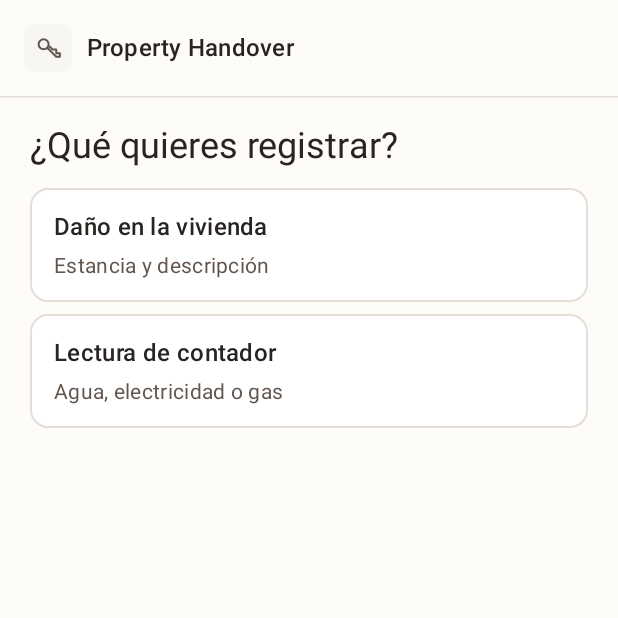
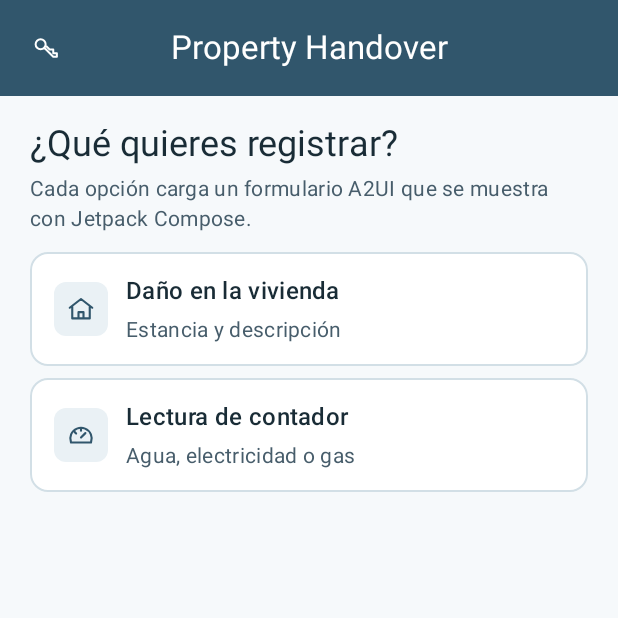
Before and after one commit to DemiterHugo/PropertyHandover, an Android app built with Jetpack Compose: the screen it shows after launch (MainActivity), on a phone screen of 412 x 824 dp, the top half of it. Run offline under Robolectric (Android 15) with nearby library versions, the phone set to English and light mode, and no system bars; our stand-ins replace Dagger/Hilt's generated code; pictures from the network do not load.

Commit message:
feat(ux): establish the app brand and expose A2UI messages

```diff
--- a/app/src/main/java/io/github/demiterhugo/propertyhandover/MainActivity.kt
+++ b/app/src/main/java/io/github/demiterhugo/propertyhandover/MainActivity.kt
@@ -3,10 +3,13 @@ package io.github.demiterhugo.propertyhandover
 import android.content.Intent
 import android.os.Bundle
 import androidx.activity.ComponentActivity
+import androidx.activity.SystemBarStyle
 import androidx.activity.compose.setContent
 import androidx.activity.enableEdgeToEdge
 import androidx.activity.viewModels
 import androidx.compose.runtime.getValue
+import androidx.compose.ui.graphics.Color
+import androidx.compose.ui.graphics.toArgb
 import androidx.lifecycle.compose.collectAsStateWithLifecycle
 import dagger.hilt.android.AndroidEntryPoint
 import io.github.demiterhugo.propertyhandover.ui.HandoverScreen
@@ -19,7 +22,7 @@ class MainActivity : ComponentActivity() {
 
     override fun onCreate(savedInstanceState: Bundle?) {
         super.onCreate(savedInstanceState)
-        enableEdgeToEdge()
+        enableEdgeToEdge(statusBarStyle = SystemBarStyle.dark(Color.Transparent.toArgb()))
         setContent {
             val state by viewModel.state.collectAsStateWithLifecycle()
             PropertyHandoverTheme {
--- a/app/src/main/java/io/github/demiterhugo/propertyhandover/ui/A2uiForm.kt
+++ b/app/src/main/java/io/github/demiterhugo/propertyhandover/ui/A2uiForm.kt
@@ -13,7 +13,6 @@ import androidx.compose.foundation.relocation.bringIntoViewRequester
 import androidx.compose.foundation.selection.selectableGroup
 import androidx.compose.foundation.text.KeyboardOptions
 import androidx.compose.material3.Button
-import androidx.compose.material3.ButtonDefaults
 import androidx.compose.material3.FilterChip
 import androidx.compose.material3.MaterialTheme
 import androidx.compose.material3.OutlinedTextField
@@ -72,8 +71,8 @@ internal fun A2uiForm(
                     text = node.text.removePrefix("## "),
                     modifier = Modifier.semantics { heading() },
                     fontFamily = FormHeadingFont,
-                    fontSize = 33.sp,
-                    lineHeight = 38.sp,
+                    fontSize = 30.sp,
+                    lineHeight = 35.sp,
                 )
             } else Text(node.text)
         }
@@ -104,10 +103,6 @@ internal fun A2uiForm(
         is A2uiNode.Button -> Button(
             onClick = { onEvent(node.event) },
             modifier = Modifier.fillMaxWidth(),
-            colors = ButtonDefaults.buttonColors(
-                containerColor = MaterialTheme.colorScheme.primaryContainer,
-                contentColor = MaterialTheme.colorScheme.onPrimaryContainer,
-            ),
         ) {
             Row(Modifier.fillMaxWidth(), horizontalArrangement = Arrangement.SpaceBetween) {
                 Text(node.child.text, modifier = Modifier.weight(1f))
--- a/app/src/main/java/io/github/demiterhugo/propertyhandover/ui/HandoverScreen.kt
+++ b/app/src/main/java/io/github/demiterhugo/propertyhandover/ui/HandoverScreen.kt
@@ -1,5 +1,6 @@
 package io.github.demiterhugo.propertyhandover.ui
 
+import androidx.annotation.DrawableRes
 import androidx.compose.foundation.BorderStroke
 import androidx.compose.foundation.layout.Arrangement
 import androidx.compose.foundation.layout.Box
@@ -7,6 +8,7 @@ import androidx.compose.foundation.layout.Column
 import androidx.compose.foundation.layout.Row
 import androidx.compose.foundation.layout.fillMaxSize
 import androidx.compose.foundation.layout.fillMaxWidth
+import androidx.compose.foundation.layout.heightIn
 import androidx.compose.foundation.layout.imePadding
 import androidx.compose.foundation.layout.padding
 import androidx.compose.foundation.layout.widthIn
@@ -15,25 +17,33 @@ import androidx.compose.foundation.relocation.bringIntoViewRequester
 import androidx.compose.foundation.rememberScrollState
 import androidx.compose.foundation.selection.selectable
 import androidx.compose.foundation.selection.selectableGroup
+import androidx.compose.foundation.text.selection.SelectionContainer
 import androidx.compose.foundation.verticalScroll
+import androidx.compose.material3.AlertDialog
 import androidx.compose.material3.Card
 import androidx.compose.material3.CardDefaults
+import androidx.compose.material3.CenterAlignedTopAppBar
 import androidx.compose.material3.CircularProgressIndicator
 import androidx.compose.material3.ExperimentalMaterial3Api
-import androidx.compose.material3.HorizontalDivider
 import androidx.compose.material3.Icon
 import androidx.compose.material3.MaterialTheme
 import androidx.compose.material3.OutlinedButton
 import androidx.compose.material3.Scaffold
 import androidx.compose.material3.Surface
 import androidx.compose.material3.Text
-import androidx.compose.material3.TopAppBar
+import androidx.compose.material3.TextButton
+import androidx.compose.material3.TopAppBarDefaults
 import androidx.compose.runtime.Composable
 import androidx.compose.runtime.LaunchedEffect
+import androidx.compose.runtime.getValue
 import androidx.compose.runtime.key
+import androidx.compose.runtime.mutableStateOf
 import androidx.compose.runtime.remember
+import androidx.compose.runtime.saveable.rememberSaveable
+import androidx.compose.runtime.setValue
 import androidx.compose.ui.Alignment
 import androidx.compose.ui.Modifier
+import androidx.compose.ui.graphics.Color
 import androidx.compose.ui.platform.LocalFocusManager
 import androidx.compose.ui.res.painterResource
 import androidx.compose.ui.res.stringResource
@@ -41,10 +51,13 @@ import androidx.compose.ui.semantics.Role
 import androidx.compose.ui.semantics.clearAndSetSemantics
 import androidx.compose.ui.semantics.heading
 import androidx.compose.ui.semantics.semantics
+import androidx.compose.ui.text.font.FontFamily
+import androidx.compose.ui.text.style.TextAlign
 import androidx.compose.ui.unit.dp
 import io.github.demiterhugo.propertyhandover.R
 import io.github.demiterhugo.propertyhandover.data.InputValue
 import io.github.demiterhugo.propertyhandover.domain.EntryType
+import io.github.demiterhugo.propertyhandover.ui.theme.BrandColor
 
 @Composable
 internal fun HandoverScreen(
@@ -86,6 +99,7 @@ internal fun HandoverScreen(
                             },
                         )
                         form.summary?.let { SummaryCard(it) { onShare(it) } }
+                        A2uiMessageAction(form.surface.sourceMessage)
                     }
                 }
             }
@@ -96,42 +110,49 @@ internal fun HandoverScreen(
 @OptIn(ExperimentalMaterial3Api::class)
 @Composable
 private fun HandoverTopBar() {
-    val colors = MaterialTheme.colorScheme
-    Column {
-        TopAppBar(title = {
-            Row(verticalAlignment = Alignment.CenterVertically, horizontalArrangement = Arrangement.spacedBy(10.dp)) {
-                Surface(shape = MaterialTheme.shapes.small, color = colors.surfaceVariant) {
+    CenterAlignedTopAppBar(
+        title = { Text(stringResource(R.string.app_name), textAlign = TextAlign.Center) },
+        navigationIcon = {
             Icon(
                 painter = painterResource(R.drawable.ic_handover_key),
                 contentDescription = null,
-                        modifier = Modifier.padding(6.dp),
-                        tint = colors.onSurfaceVariant,
+                modifier = Modifier.padding(start = 16.dp),
             )
-                }
-                Text(stringResource(R.string.app_name), style = MaterialTheme.typography.titleMedium)
-            }
-        })
-        HorizontalDivider(color = colors.outlineVariant)
-    }
+        },
+        colors = TopAppBarDefaults.topAppBarColors(
+            containerColor = BrandColor,
+            scrolledContainerColor = BrandColor,
+            titleContentColor = Color.White,
+            navigationIconContentColor = Color.White,
+        ),
+    )
 }
 
 @Composable
 private fun EntrySelector(selectedType: EntryType?, onSelect: (EntryType) -> Unit) {
     Column(verticalArrangement = Arrangement.spacedBy(12.dp)) {
+        Column(verticalArrangement = Arrangement.spacedBy(4.dp)) {
             Text(
                 text = stringResource(R.string.entry_prompt),
                 modifier = Modifier.semantics { heading() },
-            style = if (selectedType == null) MaterialTheme.typography.headlineSmall else MaterialTheme.typography.titleSmall,
+                style = if (selectedType == null) MaterialTheme.typography.headlineSmall else MaterialTheme.typography.titleMedium,
             )
+            Text(
+                text = stringResource(R.string.entry_a2ui_hint),
+                style = MaterialTheme.typography.bodyMedium,
+                color = MaterialTheme.colorScheme.onSurfaceVariant,
+            )
+        }
         Column(Modifier.selectableGroup(), verticalArrangement = Arrangement.spacedBy(8.dp)) {
             for (type in EntryType.entries) {
-                val (title, hint) = when (type) {
-                    EntryType.DAMAGE -> R.string.entry_damage to R.string.entry_damage_hint
-                    EntryType.METER -> R.string.entry_meter to R.string.entry_meter_hint
+                val (title, hint, icon) = when (type) {
+                    EntryType.DAMAGE -> Triple(R.string.entry_damage, R.string.entry_damage_hint, R.drawable.ic_handover_home)
+                    EntryType.METER -> Triple(R.string.entry_meter, R.string.entry_meter_hint, R.drawable.ic_handover_meter)
                 }
                 EntryOption(
                     title = stringResource(title),
                     hint = stringResource(hint),
+                    icon = icon,
                     selected = selectedType == type,
                     onSelect = { onSelect(type) },
                 )
@@ -141,7 +162,13 @@ private fun EntrySelector(selectedType: EntryType?, onSelect: (EntryType) -> Uni
 }
 
 @Composable
-private fun EntryOption(title: String, hint: String, selected: Boolean, onSelect: () -> Unit) {
+private fun EntryOption(
+    title: String,
+    hint: String,
+    @DrawableRes icon: Int,
+    selected: Boolean,
+    onSelect: () -> Unit,
+) {
     val colors = MaterialTheme.colorScheme
     Surface(
         shape = MaterialTheme.shapes.medium,
@@ -156,6 +183,13 @@ private fun EntryOption(title: String, hint: String, selected: Boolean, onSelect
             verticalAlignment = Alignment.CenterVertically,
             horizontalArrangement = Arrangement.spacedBy(12.dp),
         ) {
+            Surface(
+                shape = MaterialTheme.shapes.small,
+                color = if (selected) colors.primaryContainer else colors.surfaceVariant,
+                contentColor = if (selected) colors.onPrimaryContainer else colors.primary,
+            ) {
+                Icon(painterResource(icon), contentDescription = null, modifier = Modifier.padding(8.dp))
+            }
             Column(Modifier.weight(1f), verticalArrangement = Arrangement.spacedBy(4.dp)) {
                 Text(title, modifier = Modifier.fillMaxWidth(), style = MaterialTheme.typography.titleMedium)
                 Text(
@@ -179,6 +213,26 @@ private fun EntryOption(title: String, hint: String, selected: Boolean, onSelect
 }
 
 @Composable
+private fun A2uiMessageAction(message: String) {
+    var visible by rememberSaveable { mutableStateOf(false) }
+    TextButton(onClick = { visible = true }) { Text(stringResource(R.string.view_a2ui_message)) }
+    if (visible) {
+        AlertDialog(
+            onDismissRequest = { visible = false },
+            title = { Text(stringResource(R.string.a2ui_message_title)) },
+            text = {
+                SelectionContainer(Modifier.heightIn(max = 360.dp).verticalScroll(rememberScrollState())) {
+                    Text(message, style = MaterialTheme.typography.bodySmall, fontFamily = FontFamily.Monospace)
+                }
+            },
+            confirmButton = {
+                TextButton(onClick = { visible = false }) { Text(stringResource(R.string.close)) }
+            },
+        )
+    }
+}
+
+@Composable
 private fun SummaryCard(summary: String, onShare: () -> Unit) {
     val requester = remember { BringIntoViewRequester() }
     LaunchedEffect(summary) { requester.bringIntoView() }
--- a/app/src/main/java/io/github/demiterhugo/propertyhandover/ui/theme/Color.kt
+++ b/app/src/main/java/io/github/demiterhugo/propertyhandover/ui/theme/Color.kt
@@ -4,44 +4,46 @@ import androidx.compose.material3.darkColorScheme
 import androidx.compose.material3.lightColorScheme
 import androidx.compose.ui.graphics.Color
 
+internal val BrandColor = Color(0xFF31566C)
+
 internal val LightColorScheme = lightColorScheme(
-    primary = Color(0xFF944738),
+    primary = BrandColor,
     onPrimary = Color.White,
-    primaryContainer = Color(0xFFF2DFD6),
-    onPrimaryContainer = Color(0xFF662F24),
-    secondary = Color(0xFF755850),
+    primaryContainer = Color(0xFFD9EAF3),
+    onPrimaryContainer = Color(0xFF1E455A),
+    secondary = Color(0xFF486373),
     onSecondary = Color.White,
-    secondaryContainer = Color(0xFFFCF6F3),
-    onSecondaryContainer = Color(0xFF422820),
-    background = Color(0xFFFDFCF9),
-    onBackground = Color(0xFF282421),
-    surface = Color(0xFFFDFCF9),
-    onSurface = Color(0xFF282421),
-    surfaceVariant = Color(0xFFF8F6F3),
-    onSurfaceVariant = Color(0xFF62554E),
+    secondaryContainer = Color(0xFFE7F1F6),
+    onSecondaryContainer = Color(0xFF263F4E),
+    background = Color(0xFFF6F9FB),
+    onBackground = Color(0xFF192C36),
+    surface = Color(0xFFF6F9FB),
+    onSurface = Color(0xFF192C36),
+    surfaceVariant = Color(0xFFEAF1F5),
+    onSurfaceVariant = Color(0xFF475D6B),
     surfaceContainerLow = Color.White,
-    outline = Color(0xFF928079),
-    outlineVariant = Color(0xFFE5DDD7),
+    outline = Color(0xFF728793),
+    outlineVariant = Color(0xFFD2DFE6),
     error = Color(0xFFA1291B),
 )
 
 internal val DarkColorScheme = darkColorScheme(
-    primary = Color(0xFFF0BAA8),
-    onPrimary = Color(0xFF4E241B),
-    primaryContainer = Color(0xFF57362D),
-    onPrimaryContainer = Color(0xFFFFE4DA),
-    secondary = Color(0xFFD6B8AC),
-    onSecondary = Color(0xFF3F2C27),
-    secondaryContainer = Color(0xFF362724),
-    onSecondaryContainer = Color(0xFFF5D9CF),
-    background = Color(0xFF201B19),
-    onBackground = Color(0xFFF5EBE5),
-    surface = Color(0xFF201B19),
-    onSurface = Color(0xFFF5EBE5),
-    surfaceVariant = Color(0xFF352D29),
-    onSurfaceVariant = Color(0xFFD7C4BA),
-    surfaceContainerLow = Color(0xFF28211E),
-    outline = Color(0xFFAC958A),
-    outlineVariant = Color(0xFF594B44),
+    primary = Color(0xFFA9CCE0),
+    onPrimary = Color(0xFF153B50),
+    primaryContainer = Color(0xFF24485B),
+    onPrimaryContainer = Color(0xFFD0E8F6),
+    secondary = Color(0xFFAAC4D3),
+    onSecondary = Color(0xFF233B48),
+    secondaryContainer = Color(0xFF293E4A),
+    onSecondaryContainer = Color(0xFFD5E7F2),
+    background = Color(0xFF141F27),
+    onBackground = Color(0xFFE6EEF2),
+    surface = Color(0xFF141F27),
+    onSurface = Color(0xFFE6EEF2),
+    surfaceVariant = Color(0xFF2A3B45),
+    onSurfaceVariant = Color(0xFFBFCFD8),
+    surfaceContainerLow = Color(0xFF1B2A34),
+    outline = Color(0xFF8DA4B2),
+    outlineVariant = Color(0xFF455B67),
     error = Color(0xFFFFB4A7),
 )
--- /dev/null
+++ b/app/src/main/res/drawable/ic_handover_home.xml
@@ -0,0 +1,13 @@
+<?xml version="1.0" encoding="utf-8"?>
+<vector xmlns:android="http://schemas.android.com/apk/res/android"
+    android:width="20dp"
+    android:height="20dp"
+    android:viewportWidth="24"
+    android:viewportHeight="24">
+    <path
+        android:pathData="M3,11l9,-7l9,7 M5,10v9.5h14V10 M10,19.5v-5h4v5"
+        android:strokeColor="@android:color/black"
+        android:strokeWidth="1.7"
+        android:strokeLineCap="round"
+        android:strokeLineJoin="round" />
+</vector>
--- /dev/null
+++ b/app/src/main/res/drawable/ic_handover_meter.xml
@@ -0,0 +1,13 @@
+<?xml version="1.0" encoding="utf-8"?>
+<vector xmlns:android="http://schemas.android.com/apk/res/android"
+    android:width="20dp"
+    android:height="20dp"
+    android:viewportWidth="24"
+    android:viewportHeight="24">
+    <path
+        android:pathData="M4,18a8.6,8.6 0,1 1,16 0H4z M12,6.5v2 M6.8,9.5l1.3,1.3 M12,14l3.5,-3.5 M12,14h0.1"
+        android:strokeColor="@android:color/black"
+        android:strokeWidth="1.7"
+        android:strokeLineCap="round"
+        android:strokeLineJoin="round" />
+</vector>
--- a/app/src/main/res/values/strings.xml
+++ b/app/src/main/res/values/strings.xml
@@ -1,6 +1,10 @@
 <resources>
     <string name="app_name">Property Handover</string>
     <string name="entry_prompt">¿Qué quieres registrar?</string>
+    <string name="entry_a2ui_hint">Cada opción carga un formulario A2UI que se muestra con Jetpack Compose.</string>
+    <string name="view_a2ui_message">Ver mensaje A2UI</string>
+    <string name="a2ui_message_title">Mensaje A2UI</string>
+    <string name="close">Cerrar</string>
     <string name="entry_damage">Daño en la vivienda</string>
     <string name="entry_damage_hint">Estancia y descripción</string>
     <string name="entry_meter">Lectura de contador</string>
--- a/data/src/main/kotlin/io/github/demiterhugo/propertyhandover/data/A2uiParser.kt
+++ b/data/src/main/kotlin/io/github/demiterhugo/propertyhandover/data/A2uiParser.kt
@@ -35,7 +35,7 @@ internal object A2uiParser {
         val reader = SurfaceReader(components, surface.obj("dataModel"))
         val root = reader.readNode("root")
         if (components.isNotEmpty()) invalid("Unreachable components: ${components.keys}")
-        return A2uiSurface(surfaceId, root, reader.values.toMap())
+        return A2uiSurface(surfaceId, root, reader.values.toMap(), sourceMessage = message)
     }
 
     private class SurfaceReader(
--- a/data/src/main/kotlin/io/github/demiterhugo/propertyhandover/data/A2uiSurface.kt
+++ b/data/src/main/kotlin/io/github/demiterhugo/propertyhandover/data/A2uiSurface.kt
@@ -4,6 +4,7 @@ data class A2uiSurface(
     val id: String,
     val root: A2uiNode,
     val initialValues: Map<String, InputValue>,
+    val sourceMessage: String,
 )
 
 sealed interface InputValue {
--- a/data/src/main/resources/a2ui/meter.json
+++ b/data/src/main/resources/a2ui/meter.json
@@ -4,7 +4,9 @@
     "surfaceId": "meter",
     "catalogId": "https://a2ui.org/specification/v1_0/catalogs/basic/catalog.json",
     "components": [
-      {"id": "root", "component": "Column", "children": ["utility", "reading", "submit"]},
+      {"id": "root", "component": "Card", "child": "details"},
+      {"id": "details", "component": "Column", "children": ["title", "utility", "reading", "submit"]},
+      {"id": "title", "component": "Text", "text": "## Datos del contador"},
       {
         "id": "utility",
         "component": "ChoicePicker",
```
Also changed, not shown: 2 other files. Lines whose indentation alone changed are shown as unchanged.
